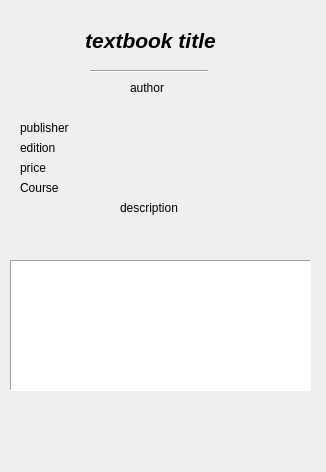
Qt form D4_TeamJava/cuTPS_gui/TextbookDetailsWindow.ui (AnkushVarshneya/CUTPS) before a commit.
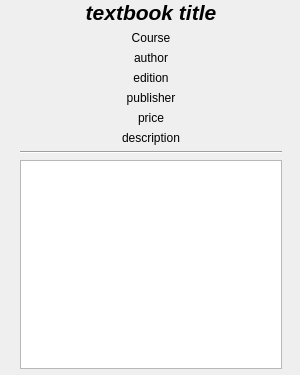
The same form after that commit.

Commit message: more ui stuff. could make a dock panel for cart? going to work on making it look better, layouts etc

```diff
--- a/D4_TeamJava/cuTPS_gui/TextbookDetailsWindow.ui
+++ b/D4_TeamJava/cuTPS_gui/TextbookDetailsWindow.ui
@@ -6,8 +6,8 @@
    <rect>
     <x>0</x>
     <y>0</y>
-    <width>326</width>
-    <height>472</height>
+    <width>300</width>
+    <height>375</height>
    </rect>
   </property>
   <property name="sizePolicy">
@@ -18,46 +18,32 @@
   </property>
   <property name="minimumSize">
    <size>
-    <width>326</width>
-    <height>472</height>
+    <width>300</width>
+    <height>375</height>
    </size>
   </property>
   <property name="windowTitle">
    <string>Form</string>
   </property>
-  <widget class="QTreeView" name="chaptersAndSectionsTreeView">
+  <widget class="QWidget" name="verticalLayoutWidget">
    <property name="geometry">
     <rect>
-     <x>10</x>
-     <y>260</y>
-     <width>301</width>
-     <height>131</height>
+     <x>20</x>
+     <y>0</y>
+     <width>262</width>
+     <height>369</height>
     </rect>
    </property>
-   <property name="autoFillBackground">
-    <bool>true</bool>
-   </property>
-   <property name="frameShape">
-    <enum>QFrame::Panel</enum>
-   </property>
-   <property name="horizontalScrollBarPolicy">
-    <enum>Qt::ScrollBarAsNeeded</enum>
-   </property>
-   <property name="wordWrap">
-    <bool>true</bool>
-   </property>
-   <property name="headerHidden">
-    <bool>true</bool>
-   </property>
-  </widget>
+   <layout class="QVBoxLayout" name="verticalLayout">
+    <item>
+     <layout class="QVBoxLayout" name="verticalLayout_3">
+      <item>
   <widget class="QLabel" name="textbookTitleLabel">
-   <property name="geometry">
-    <rect>
-     <x>60</x>
-     <y>20</y>
-     <width>181</width>
-     <height>41</height>
-    </rect>
+        <property name="sizePolicy">
+         <sizepolicy hsizetype="Expanding" vsizetype="Preferred">
+          <horstretch>0</horstretch>
+          <verstretch>0</verstretch>
+         </sizepolicy>
    </property>
    <property name="font">
     <font>
@@ -77,96 +63,112 @@
     <bool>true</bool>
    </property>
   </widget>
-  <widget class="Line" name="line">
-   <property name="geometry">
-    <rect>
-     <x>90</x>
-     <y>70</y>
-     <width>118</width>
-     <height>3</height>
-    </rect>
-   </property>
-   <property name="orientation">
-    <enum>Qt::Horizontal</enum>
-   </property>
-  </widget>
-  <widget class="QLabel" name="textbookPublisherLabel">
-   <property name="geometry">
-    <rect>
-     <x>20</x>
-     <y>120</y>
-     <width>58</width>
-     <height>16</height>
-    </rect>
-   </property>
+      </item>
+      <item>
+       <layout class="QVBoxLayout" name="verticalLayout_2">
+        <item>
+         <widget class="QLabel" name="textbookCourseLabel">
    <property name="text">
-    <string>publisher</string>
-   </property>
-  </widget>
+           <string>Course</string>
+          </property>
+          <property name="alignment">
+           <set>Qt::AlignCenter</set>
+          </property>
+         </widget>
+        </item>
+        <item>
   <widget class="QLabel" name="textbookAuthorLabel">
-   <property name="geometry">
-    <rect>
-     <x>130</x>
-     <y>80</y>
-     <width>58</width>
-     <height>16</height>
-    </rect>
-   </property>
    <property name="text">
     <string>author</string>
    </property>
-  </widget>
+          <property name="alignment">
+           <set>Qt::AlignCenter</set>
+          </property>
+         </widget>
+        </item>
+        <item>
   <widget class="QLabel" name="textbookEditionLabel">
-   <property name="geometry">
-    <rect>
-     <x>20</x>
-     <y>140</y>
-     <width>58</width>
-     <height>16</height>
-    </rect>
-   </property>
    <property name="text">
     <string>edition</string>
    </property>
-  </widget>
+          <property name="alignment">
+           <set>Qt::AlignCenter</set>
+          </property>
+         </widget>
+        </item>
+        <item>
+         <widget class="QLabel" name="textbookPublisherLabel">
+          <property name="text">
+           <string>publisher</string>
+          </property>
+          <property name="alignment">
+           <set>Qt::AlignCenter</set>
+          </property>
+         </widget>
+        </item>
+        <item>
   <widget class="QLabel" name="textbookPriceLabel">
-   <property name="geometry">
-    <rect>
-     <x>20</x>
-     <y>160</y>
-     <width>58</width>
-     <height>16</height>
-    </rect>
-   </property>
    <property name="text">
     <string>price</string>
    </property>
-  </widget>
-  <widget class="QLabel" name="textbookCourseLabel">
-   <property name="geometry">
-    <rect>
-     <x>20</x>
-     <y>180</y>
-     <width>58</width>
-     <height>16</height>
-    </rect>
-   </property>
-   <property name="text">
-    <string>Course</string>
-   </property>
-  </widget>
+          <property name="alignment">
+           <set>Qt::AlignCenter</set>
+          </property>
+         </widget>
+        </item>
+        <item>
   <widget class="QLabel" name="textbookDescriptionLabel">
-   <property name="geometry">
-    <rect>
-     <x>120</x>
-     <y>200</y>
-     <width>71</width>
-     <height>16</height>
-    </rect>
-   </property>
    <property name="text">
     <string>description</string>
    </property>
+          <property name="alignment">
+           <set>Qt::AlignCenter</set>
+          </property>
+         </widget>
+        </item>
+       </layout>
+      </item>
+      <item>
+       <widget class="Line" name="line">
+        <property name="orientation">
+         <enum>Qt::Horizontal</enum>
+        </property>
+       </widget>
+      </item>
+      <item>
+       <widget class="QTreeView" name="chaptersAndSectionsTreeView">
+        <property name="sizePolicy">
+         <sizepolicy hsizetype="MinimumExpanding" vsizetype="MinimumExpanding">
+          <horstretch>0</horstretch>
+          <verstretch>2</verstretch>
+         </sizepolicy>
+        </property>
+        <property name="autoFillBackground">
+         <bool>true</bool>
+        </property>
+        <property name="frameShape">
+         <enum>QFrame::StyledPanel</enum>
+        </property>
+        <property name="frameShadow">
+         <enum>QFrame::Sunken</enum>
+        </property>
+        <property name="horizontalScrollBarPolicy">
+         <enum>Qt::ScrollBarAsNeeded</enum>
+        </property>
+        <property name="editTriggers">
+         <set>QAbstractItemView::NoEditTriggers</set>
+        </property>
+        <property name="wordWrap">
+         <bool>true</bool>
+        </property>
+        <property name="headerHidden">
+         <bool>true</bool>
+        </property>
+       </widget>
+      </item>
+     </layout>
+    </item>
+   </layout>
   </widget>
  </widget>
  <resources/>
```
Lines whose indentation alone changed are shown as unchanged. The commit also changes 4 other files.
